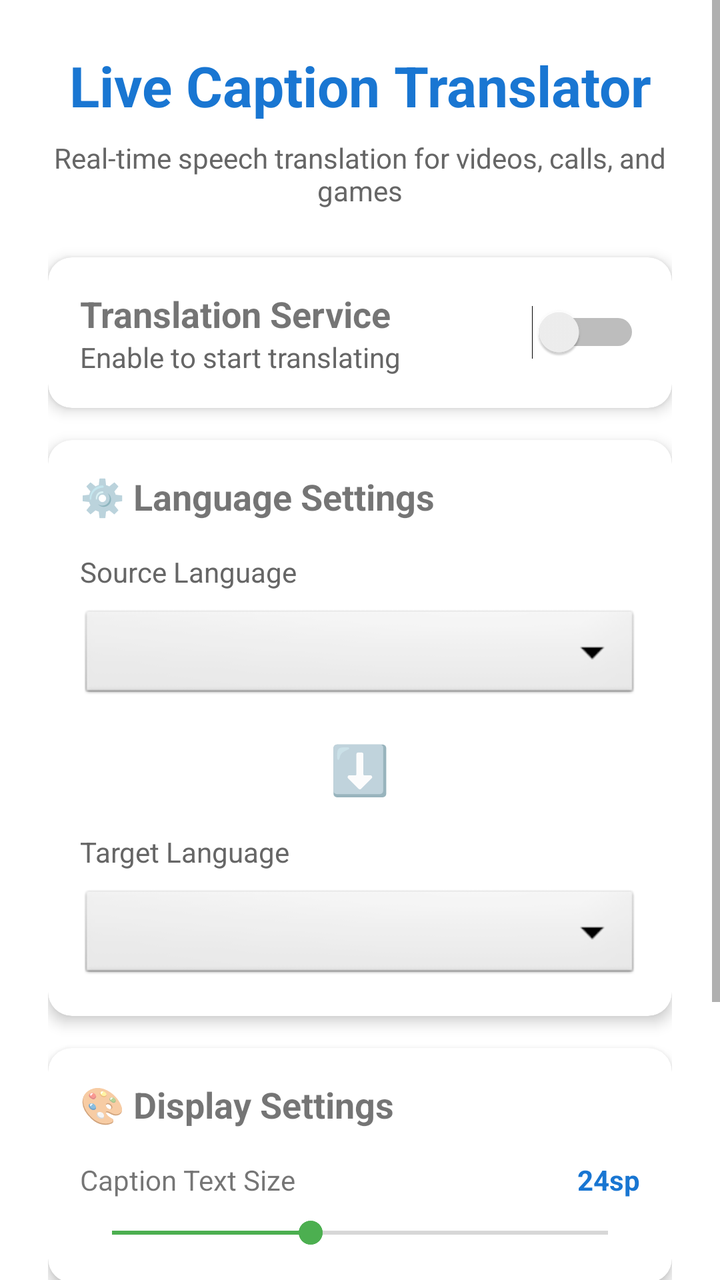
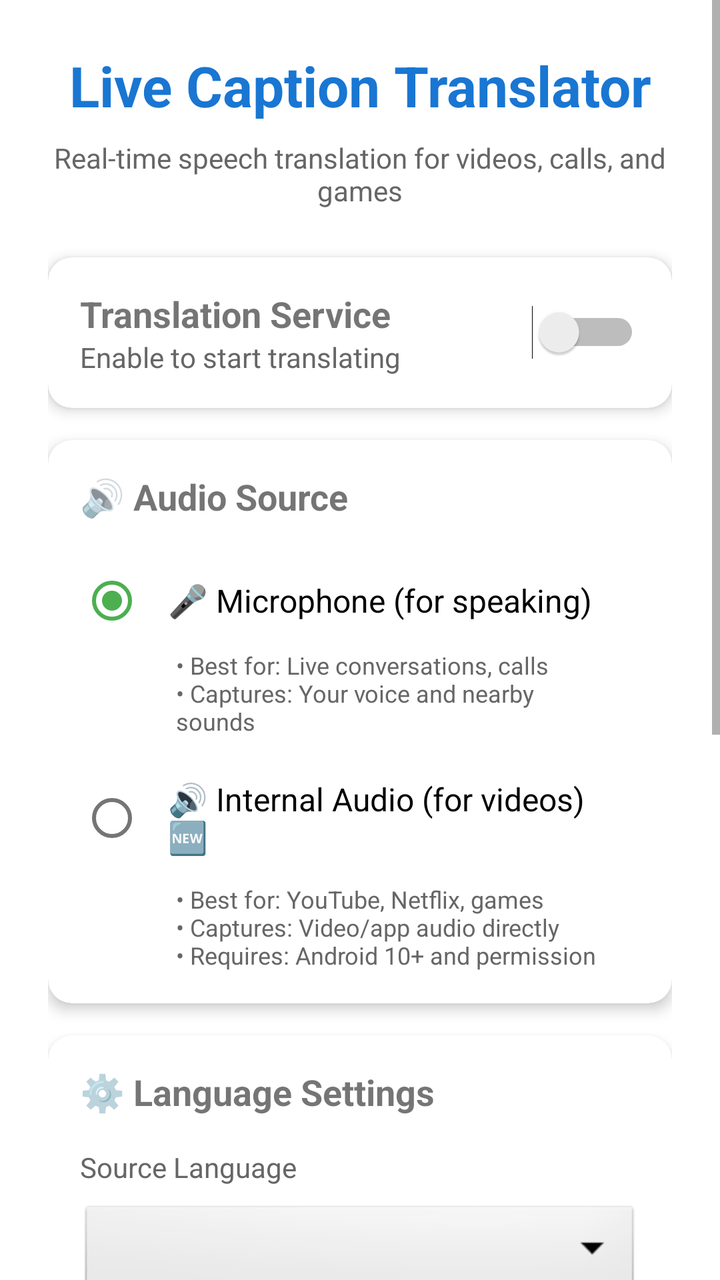

Before-and-after screenshots of an Android layout around one commit, followed by the original layout XML and the change that was made.
<!-- AndroidManifest.xml: application theme Theme.CaptionTranslator -->
<!-- res/layout/activity_main.xml -->
<?xml version="1.0" encoding="utf-8"?>
<ScrollView xmlns:android="http://schemas.android.com/apk/res/android"
    xmlns:app="http://schemas.android.com/apk/res-auto"
    android:layout_width="match_parent"
    android:layout_height="match_parent"
    android:fillViewport="true">

    <LinearLayout
        android:layout_width="match_parent"
        android:layout_height="wrap_content"
        android:orientation="vertical"
        android:padding="24dp">

        
        <TextView
            android:layout_width="match_parent"
            android:layout_height="wrap_content"
            android:text="Live Caption Translator"
            android:textSize="28sp"
            android:textStyle="bold"
            android:textColor="#1976D2"
            android:gravity="center"
            android:layout_marginBottom="8dp" />

        <TextView
            android:layout_width="match_parent"
            android:layout_height="wrap_content"
            android:text="Real-time speech translation for videos, calls, and games"
            android:textSize="14sp"
            android:gravity="center"
            android:textColor="#666666"
            android:layout_marginBottom="24dp" />

        
        <com.google.android.material.card.MaterialCardView
            android:layout_width="match_parent"
            android:layout_height="wrap_content"
            android:layout_marginBottom="16dp"
            app:cardElevation="4dp"
            app:cardCornerRadius="12dp">

            <LinearLayout
                android:layout_width="match_parent"
                android:layout_height="wrap_content"
                android:orientation="horizontal"
                android:padding="16dp"
                android:gravity="center_vertical">

                <LinearLayout
                    android:layout_width="0dp"
                    android:layout_height="wrap_content"
                    android:layout_weight="1"
                    android:orientation="vertical">

                    <TextView
                        android:layout_width="wrap_content"
                        android:layout_height="wrap_content"
                        android:text="Translation Service"
                        android:textSize="18sp"
                        android:textStyle="bold" />

                    <TextView
                        android:layout_width="wrap_content"
                        android:layout_height="wrap_content"
                        android:text="Enable to start translating"
                        android:textSize="14sp"
                        android:textColor="#666666" />
                </LinearLayout>

                <Switch
                    android:id="@+id/toggleService"
                    android:layout_width="wrap_content"
                    android:layout_height="wrap_content" />
            </LinearLayout>
        </com.google.android.material.card.MaterialCardView>

        
        <com.google.android.material.card.MaterialCardView
            android:layout_width="match_parent"
            android:layout_height="wrap_content"
            android:layout_marginBottom="16dp"
            app:cardElevation="4dp"
            app:cardCornerRadius="12dp">

            <LinearLayout
                android:layout_width="match_parent"
                android:layout_height="wrap_content"
                android:orientation="vertical"
                android:padding="16dp">

                <TextView
                    android:layout_width="wrap_content"
                    android:layout_height="wrap_content"
                    android:text="⚙️ Language Settings"
                    android:textSize="18sp"
                    android:textStyle="bold"
                    android:layout_marginBottom="16dp" />

                
                <TextView
                    android:layout_width="wrap_content"
                    android:layout_height="wrap_content"
                    android:text="Source Language"
                    android:textSize="14sp"
                    android:textColor="#666666"
                    android:layout_marginBottom="8dp" />

                <Spinner
                    android:id="@+id/spinnerSourceLang"
                    android:layout_width="match_parent"
                    android:layout_height="wrap_content"
                    android:padding="12dp"
                    android:background="@android:drawable/btn_dropdown"
                    android:layout_marginBottom="16dp" />

                
                <TextView
                    android:layout_width="match_parent"
                    android:layout_height="wrap_content"
                    android:text="⬇️"
                    android:textSize="24sp"
                    android:gravity="center"
                    android:layout_marginBottom="16dp" />

                
                <TextView
                    android:layout_width="wrap_content"
                    android:layout_height="wrap_content"
                    android:text="Target Language"
                    android:textSize="14sp"
                    android:textColor="#666666"
                    android:layout_marginBottom="8dp" />

                <Spinner
                    android:id="@+id/spinnerTargetLang"
                    android:layout_width="match_parent"
                    android:layout_height="wrap_content"
                    android:padding="12dp"
                    android:background="@android:drawable/btn_dropdown" />
            </LinearLayout>
        </com.google.android.material.card.MaterialCardView>

        
        <com.google.android.material.card.MaterialCardView
            android:layout_width="match_parent"
            android:layout_height="wrap_content"
            android:layout_marginBottom="16dp"
            app:cardElevation="4dp"
            app:cardCornerRadius="12dp">

            <LinearLayout
                android:layout_width="match_parent"
                android:layout_height="wrap_content"
                android:orientation="vertical"
                android:padding="16dp">

                <TextView
                    android:layout_width="wrap_content"
                    android:layout_height="wrap_content"
                    android:text="🎨 Display Settings"
                    android:textSize="18sp"
                    android:textStyle="bold"
                    android:layout_marginBottom="16dp" />

                
                <LinearLayout
                    android:layout_width="match_parent"
                    android:layout_height="wrap_content"
                    android:orientation="horizontal"
                    android:gravity="center_vertical"
                    android:layout_marginBottom="8dp">

                    <TextView
                        android:layout_width="0dp"
                        android:layout_height="wrap_content"
                        android:layout_weight="1"
                        android:text="Caption Text Size"
                        android:textSize="14sp" />

                    <TextView
                        android:id="@+id/textViewTextSize"
                        android:layout_width="wrap_content"
                        android:layout_height="wrap_content"
                        android:text="24sp"
                        android:textSize="14sp"
                        android:textStyle="bold"
                        android:textColor="#1976D2" />
                </LinearLayout>

                <SeekBar
                    android:id="@+id/seekBarTextSize"
                    android:layout_width="match_parent"
                    android:layout_height="wrap_content"
                    android:max="30"
                    android:progress="12" />
            </LinearLayout>
        </com.google.android.material.card.MaterialCardView>

        
        <Button
            android:id="@+id/btnTestCaption"
            android:layout_width="match_parent"
            android:layout_height="wrap_content"
            android:text="🧪 Test Caption Display"
            android:textSize="16sp"
            android:padding="16dp"
            android:backgroundTint="#4CAF50" />

        
        <TextView
            android:layout_width="match_parent"
            android:layout_height="wrap_content"
            android:text="ℹ️ Works with YouTube, Netflix, PUBG, WhatsApp calls, and all apps!"
            android:textSize="12sp"
            android:textColor="#666666"
            android:gravity="center"
            android:layout_marginTop="24dp"
            android:padding="8dp"
            android:background="#F5F5F5" />

    </LinearLayout>
</ScrollView>
<!-- resources referenced by this layout -->
<resources>
  <style name="Theme.CaptionTranslator" parent="Theme.MaterialComponents.DayNight.DarkActionBar">
          <item name="colorPrimary">#1976D2</item>
          <item name="colorPrimaryVariant">#0D47A1</item>
          <item name="colorOnPrimary">#FFFFFF</item>
          <item name="colorSecondary">#4CAF50</item>
          <item name="colorSecondaryVariant">#388E3C</item>
          <item name="colorOnSecondary">#FFFFFF</item>
      </style>
</resources>

<!-- the commit's change to res/layout/activity_main.xml (unified diff, before → after) -->
@@ -71,6 +71,72 @@
                     android:id="@+id/toggleService"
                     android:layout_width="wrap_content"
                     android:layout_height="wrap_content" />
+            </LinearLayout>
+        </com.google.android.material.card.MaterialCardView>
+
+        
+        <com.google.android.material.card.MaterialCardView
+            android:layout_width="match_parent"
+            android:layout_height="wrap_content"
+            android:layout_marginBottom="16dp"
+            app:cardElevation="4dp"
+            app:cardCornerRadius="12dp">
+
+            <LinearLayout
+                android:layout_width="match_parent"
+                android:layout_height="wrap_content"
+                android:orientation="vertical"
+                android:padding="16dp">
+
+                <TextView
+                    android:layout_width="wrap_content"
+                    android:layout_height="wrap_content"
+                    android:text="🔊 Audio Source"
+                    android:textSize="18sp"
+                    android:textStyle="bold"
+                    android:layout_marginBottom="16dp" />
+
+                <RadioGroup
+                    android:layout_width="match_parent"
+                    android:layout_height="wrap_content"
+                    android:orientation="vertical">
+
+                    <RadioButton
+                        android:id="@+id/radioMicrophone"
+                        android:layout_width="match_parent"
+                        android:layout_height="wrap_content"
+                        android:text="🎤 Microphone (for speaking)"
+                        android:textSize="16sp"
+                        android:padding="12dp"
+                        android:checked="true" />
+
+                    <TextView
+                        android:layout_width="match_parent"
+                        android:layout_height="wrap_content"
+                        android:text="• Best for: Live conversations, calls\n• Captures: Your voice and nearby sounds"
+                        android:textSize="12sp"
+                        android:textColor="#666666"
+                        android:paddingStart="48dp"
+                        android:paddingEnd="12dp"
+                        android:paddingBottom="8dp" />
+
+                    <RadioButton
+                        android:id="@+id/radioInternalAudio"
+                        android:layout_width="match_parent"
+                        android:layout_height="wrap_content"
+                        android:text="🔊 Internal Audio (for videos) 🆕"
+                        android:textSize="16sp"
+                        android:padding="12dp" />
+
+                    <TextView
+                        android:layout_width="match_parent"
+                        android:layout_height="wrap_content"
+                        android:text="• Best for: YouTube, Netflix, games\n• Captures: Video/app audio directly\n• Requires: Android 10+ and permission"
+                        android:textSize="12sp"
+                        android:textColor="#666666"
+                        android:paddingStart="48dp"
+                        android:paddingEnd="12dp" />
+                </RadioGroup>
             </LinearLayout>
         </com.google.android.material.card.MaterialCardView>
 
